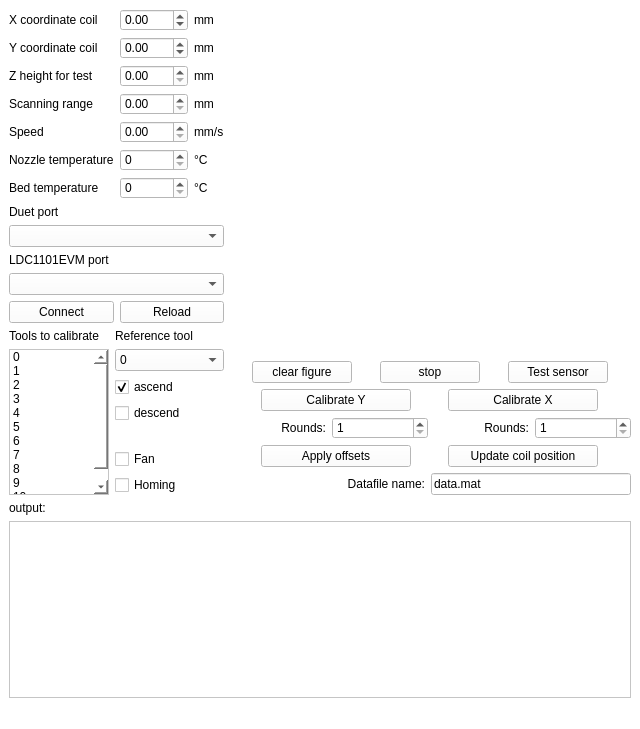
martijnschouten/inductive_calibration_GUI, file interface.ui: the form before one commit.
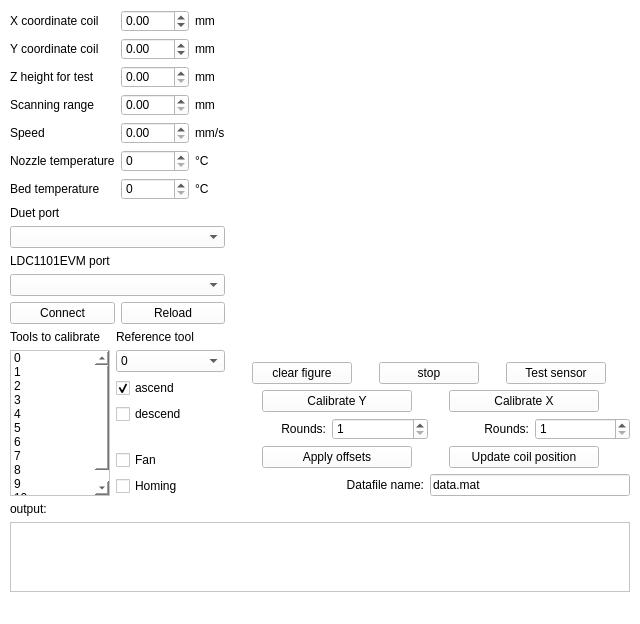
The form after the commit. Custom widgets are drawn as their Qt base class.

Commit message: small interface patches

What changed in the file:
```diff
--- a/interface.ui
+++ b/interface.ui
@@ -7,9 +7,15 @@
     <x>0</x>
     <y>0</y>
     <width>640</width>
-    <height>729</height>
+    <height>610</height>
    </rect>
   </property>
+  <property name="sizePolicy">
+   <sizepolicy hsizetype="Preferred" vsizetype="Preferred">
+    <horstretch>1</horstretch>
+    <verstretch>1</verstretch>
+   </sizepolicy>
+  </property>
   <property name="windowTitle">
    <string>MainWindow</string>
   </property>
@@ -18,8 +24,32 @@
   </property>
   <widget class="QWidget" name="centralwidget">
    <layout class="QVBoxLayout" name="verticalLayout_7" stretch="1,0,0">
+    <property name="leftMargin">
+     <number>10</number>
+    </property>
+    <property name="topMargin">
+     <number>10</number>
+    </property>
+    <property name="rightMargin">
+     <number>10</number>
+    </property>
+    <property name="bottomMargin">
+     <number>10</number>
+    </property>
     <item>
      <layout class="QHBoxLayout" name="horizontalLayout_9" stretch="0,1">
+      <property name="leftMargin">
+       <number>0</number>
+      </property>
+      <property name="topMargin">
+       <number>0</number>
+      </property>
+      <property name="rightMargin">
+       <number>0</number>
+      </property>
+      <property name="bottomMargin">
+       <number>0</number>
+      </property>
       <item>
        <layout class="QVBoxLayout" name="verticalLayout_5">
         <item>
```
Left out of the diff: 2 changed lines with no effect on the pictures. The commit also changes 3 other files.
